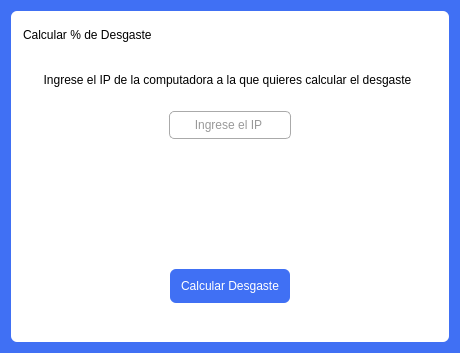
Old version of the form vista/ui/calc_desgaste.ui in the repository AlexCoder0309/Proyecto-Final.
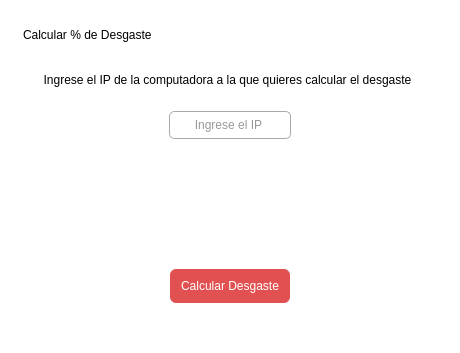
New version of the form. Icons and pictures are not drawn.

Diff of the .ui file:
```diff
--- a/vista/ui/calc_desgaste.ui
+++ b/vista/ui/calc_desgaste.ui
@@ -14,7 +14,7 @@
    <string>Dialog</string>
   </property>
   <property name="styleSheet">
-   <string notr="true">  background-color: #4070f4;</string>
+   <string notr="true">  background-color: white;</string>
   </property>
   <layout class="QGridLayout" name="gridLayout">
    <item row="0" column="0">
@@ -125,7 +125,7 @@
   padding: 10px;
   border-radius: 6px;
   line-height: 18px;
-  background-color: #4070f4;
+background-color:rgb(225, 81, 81);
   color:white;
 font: 10pt &quot;Bahnschrift Light SemiCondensed&quot;;
 margin:0 150px 30px 150px;}
```
Left out of the diff: 10 changed lines with no effect on the pictures.
